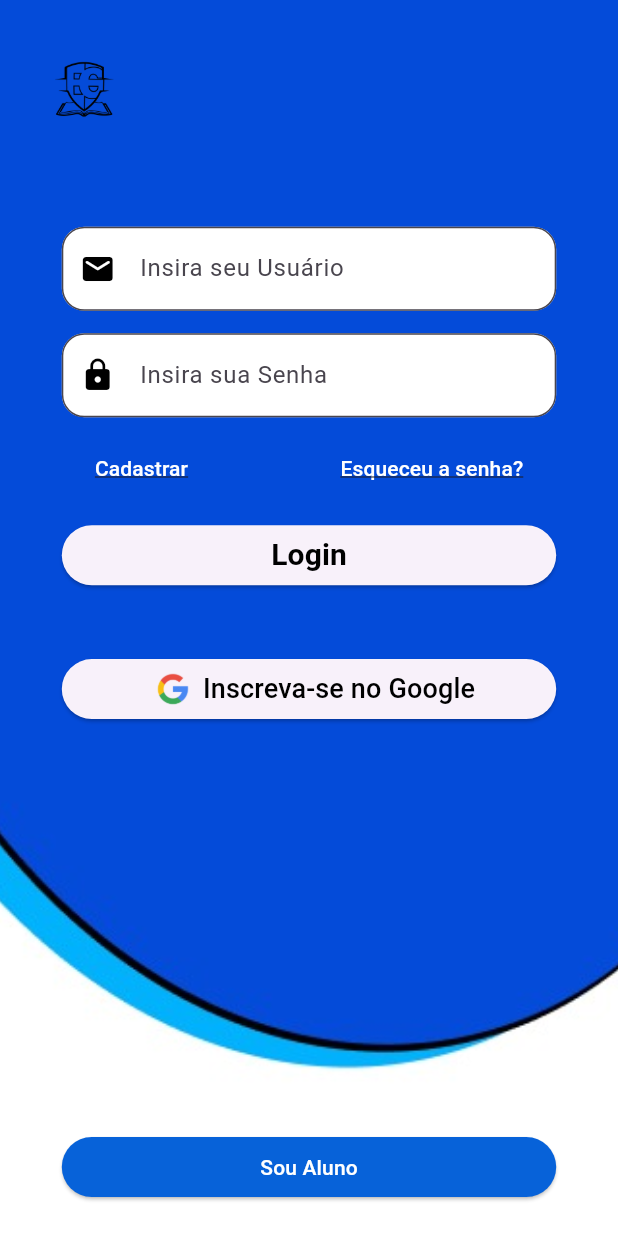
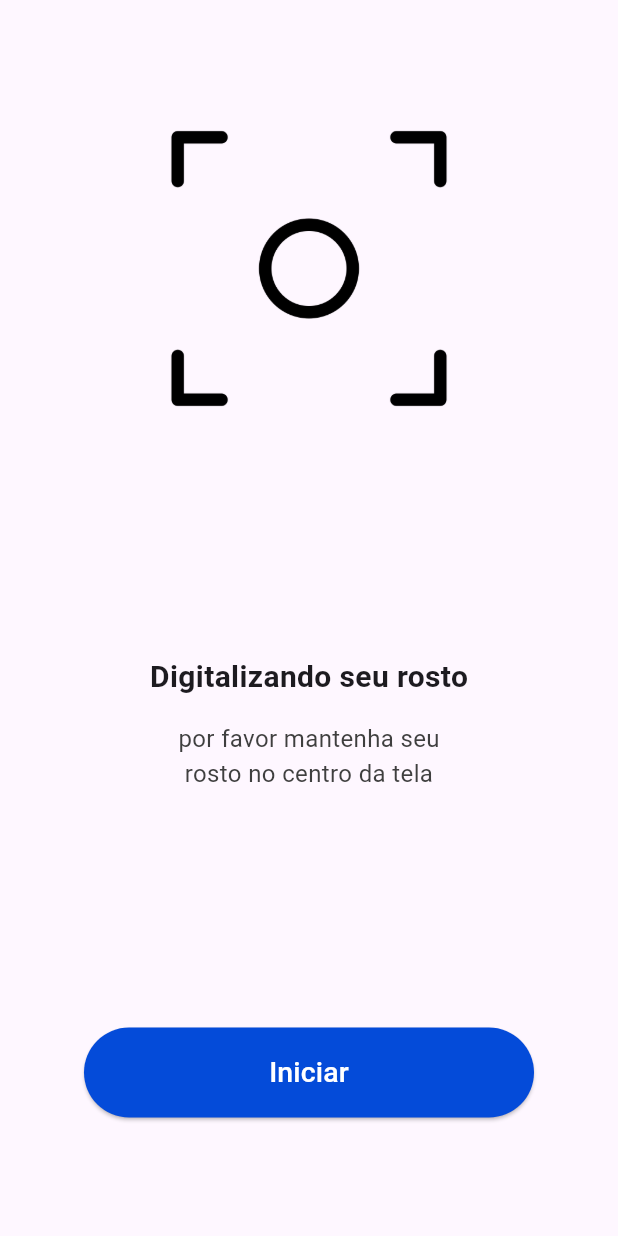
Before and after one commit to luanozn/Educa-Guard-Mobile, a Flutter app: the screen it shows after launch, on a phone screen of 412 x 824 dp. Run offline on Flutter 3.47's test engine with Material 3 defaults, Android fonts, the phone set to English and light mode, and no system bars; missing offline and left inert: face_camera.

Commit message:
tela de reconhecimento facial criada

```diff
--- a/lib/main.dart
+++ b/lib/main.dart
@@ -1,8 +1,14 @@
 import 'package:educa_guardia/views/auth/login_screen.dart';
+import 'package:educa_guardia/views/recognition_screen.dart';
 import 'package:educa_guardia/views/recover_account_screen.dart';
+import 'package:face_camera/face_camera.dart';
 import 'package:flutter/material.dart';
 
-void main() {
+void main() async {
+  WidgetsFlutterBinding.ensureInitialized(); //Add this
+
+  await FaceCamera.initialize(); //Add thi
+
   runApp(const MyApp());
 }
 
@@ -19,7 +25,7 @@ class MyApp extends StatelessWidget {
         colorScheme: ColorScheme.fromSeed(seedColor: Colors.deepPurple),
         useMaterial3: true,
       ),
-      home: LoginScreen()
+      home: RecognitionScreen()
     );
   }
 }
--- /dev/null
+++ b/lib/views/recognition_screen.dart
@@ -0,0 +1,80 @@
+import 'dart:io';
+
+import 'package:face_camera/face_camera.dart';
+import 'package:flutter/material.dart';
+
+class RecognitionScreen extends StatefulWidget {
+  @override
+  State<RecognitionScreen> createState() => _RecognitionScreenState();
+}
+
+class _RecognitionScreenState extends State<RecognitionScreen> {
+  late FaceCameraController controller;
+
+  @override
+  void initState() {
+    controller = FaceCameraController(
+      autoCapture: true,
+      defaultCameraLens: CameraLens.front,
+      onCapture: (File? image) {
+
+      },
+    );
+  super.initState();
+}
+
+  @override
+  Widget build(BuildContext context) {
+    return Scaffold(
+      body: Center(
+        child: Column(
+          mainAxisAlignment: MainAxisAlignment.spaceAround,
+          crossAxisAlignment: CrossAxisAlignment.center,
+          children: [
+            Image.asset(
+              'assets/images/foco-da-camera.png',
+              width: 200,
+            ),
+            const Column(
+              children: [
+                Text(
+                  'Digitalizando seu rosto',
+                  style: TextStyle(fontSize: 20, fontWeight: FontWeight.bold),
+                ),
+                SizedBox(height: 15,),
+                Text(
+                  'por favor mantenha seu\n rosto no centro da tela',
+                  style: TextStyle(
+                      fontSize: 16, color: Color.fromARGB(255, 63, 63, 63)),
+                ),
+              ],
+            ),
+            SizedBox(
+              width: 300,
+              height: 60,
+              child: ElevatedButton(
+                onPressed: () {
+                  SmartFaceCamera(
+                    controller: controller,
+                    message: 'Center your face in the square',
+                  );
+                },
+                style: ButtonStyle(
+                  backgroundColor: WidgetStateProperty.all(
+                      const Color.fromRGBO(4, 75, 217, 1.0)),
+                ),
+                child: const Text(
+                  'Iniciar',
+                  style: TextStyle(
+                    color: Colors.white,
+                    fontSize: 19
+                  ),
+                ),
+              ),
+            ),
+          ],
+        ),
+      ),
+    );
+  }
+}
--- a/pubspec.yaml
+++ b/pubspec.yaml
@@ -31,6 +31,8 @@ dependencies:
   flutter:
     sdk: flutter
   http: ^1.2.2
+  face_camera: ^0.1.2
+  camera: ^0.11.0+2
 
 
   # The following adds the Cupertino Icons font to your application.
@@ -65,6 +67,7 @@ flutter:
     - assets/images/Logo_SimplesPreta.png
     - assets/images/google.png
     - assets/images/background_login.jpeg
+    - assets/images/foco-da-camera.png
 
   # An image asset can refer to one or more resolution-specific "variants", see
   # https://flutter.dev/assets-and-images/#resolution-aware
```
Also changed, not shown: assets/images/foco-da-camera.png (added), pubspec.lock, 1 other file.
